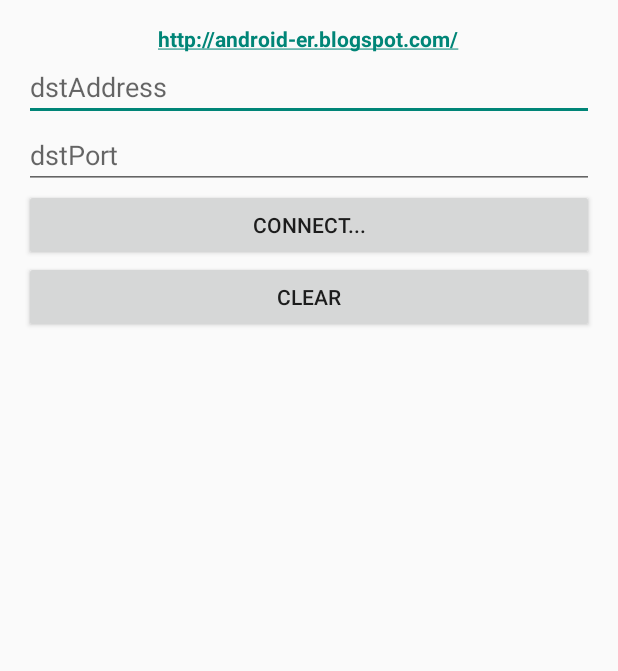
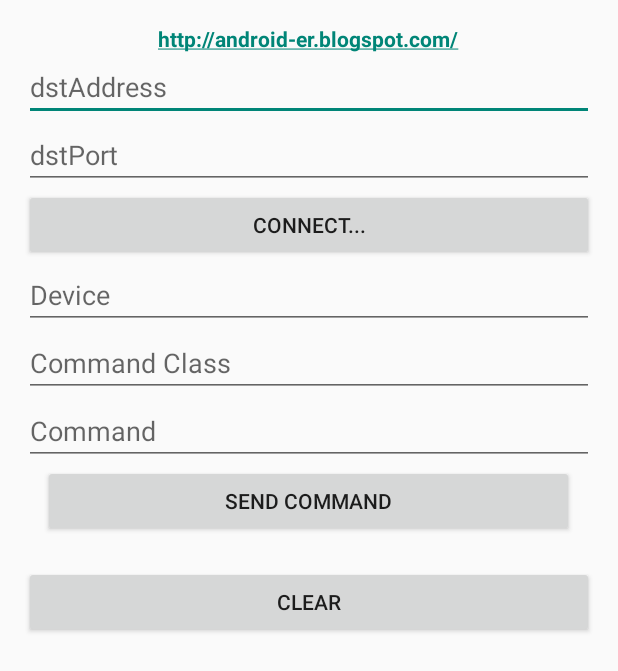
Before and after one commit to Z-Home/capstone, an Android app: the screen it shows after launch (MainActivity), on a phone screen of 412 x 824 dp. Shown: the top 671 px of the screen. Run offline under Robolectric (Android 15) with nearby library versions, the phone set to English and light mode, and no system bars.

Commit message:
Added command text fields.

```diff
--- a/Android/JSONCommunicationTest/JSONCommunicationTest/src/main/java/com/broccard/jsoncommunicationtest/jsoncommunicationtest/MainActivity.java
+++ b/Android/JSONCommunicationTest/JSONCommunicationTest/src/main/java/com/broccard/jsoncommunicationtest/jsoncommunicationtest/MainActivity.java
@@ -19,10 +19,13 @@ import  	android.os.Handler;
 public class MainActivity extends Activity {
 
     TextView textResponse;
-    EditText editTextAddress, editTextPort;
-    Button buttonConnect, buttonClear;
+    EditText editTextAddress, editTextPort, editTextDevice, editTextCommandClass, editTextCommand;
+    Button buttonConnect, buttonClear, buttonSendCommand;
+    boolean hasCommandButtonBeenPressed = false;
 
     final Handler handler = new Handler();
+
+    JSONObject json;
 
     @Override
     protected void onCreate(Bundle savedInstanceState) {
@@ -31,8 +34,12 @@ public class MainActivity extends Activity {
 
         editTextAddress = (EditText)findViewById(R.id.address);
         editTextPort = (EditText)findViewById(R.id.port);
+        editTextDevice = (EditText)findViewById(R.id.editTextDevice);
+        editTextCommandClass = (EditText)findViewById(R.id.editTextCommandClass);
+        editTextCommand = (EditText)findViewById(R.id.editTextCommand);
         buttonConnect = (Button)findViewById(R.id.connect);
         buttonClear = (Button)findViewById(R.id.clear);
+        buttonSendCommand = (Button)findViewById(R.id.buttonSendCommand);
         textResponse = (TextView)findViewById(R.id.response);
 
         buttonConnect.setOnClickListener(buttonConnectOnClickListener);
@@ -43,6 +50,28 @@ public class MainActivity extends Activity {
             public void onClick(View v) {
                 textResponse.setText("");
             }});
+
+        buttonSendCommand.setOnClickListener(new View.OnClickListener() {
+            public void onClick(View v) {
+                json = new JSONObject();
+                hasCommandButtonBeenPressed = true;
+                if(editTextCommand.getText() != null && editTextCommandClass.getText() != null && editTextCommand.getText() != null){
+                    try {
+                        json.put("Device", editTextCommand.getText());
+                        json.put("CommandClass", editTextCommandClass.getText());
+                        json.put("Command", editTextCommand.getText());
+                        System.out.println("Send Command Button clicked. JSON is: " + json.toString());
+                    } catch (JSONException e) {
+                        e.printStackTrace();
+                    }
+                }
+            }
+        });
+
+    }
+
+    public JSONObject getJson(){
+        return json;
     }
 
     OnClickListener buttonConnectOnClickListener =
@@ -62,6 +91,7 @@ public class MainActivity extends Activity {
         int dstPort;
         String response = "";
         Socket socket = null;
+        final Handler clientThreadHandler = new Handler();
 
         MyClientTask(String addr, int port){
             dstAddress = addr;
@@ -71,15 +101,9 @@ public class MainActivity extends Activity {
         @Override
         protected Void doInBackground(Void... arg0) {
 
-
-            JSONObject json = null;
-
             try {
                 //Create socket connection
                 socket = new Socket(dstAddress, dstPort);
-
-                //Send json command
-                sendMessage();
 
                 //setup stream to receive responses from server
                 ByteArrayOutputStream byteArrayOutputStream =
@@ -102,12 +126,15 @@ public class MainActivity extends Activity {
                         public void run(){
                             //Update your view here
                             textResponse.setText(response);
+                            System.out.println("In client thread. In handler.");
+                            if(hasCommandButtonBeenPressed){
+                                System.out.println("In client thread. Button Pressed. Sending message.");
+                                sendMessage(getJson());
+                                hasCommandButtonBeenPressed = false;
+                            }
                         }
                     });
                 }
-
-
-
             } catch (UnknownHostException e) {
                 e.printStackTrace();
                 response = "UnknownHostException: " + e.toString();
@@ -127,15 +154,8 @@ public class MainActivity extends Activity {
             return null;
         }
 
-        private void sendMessage() {
-           JSONObject json = new JSONObject();
-            try {
-                json.put("Device", "3");
-                json.put("CommandClass", "37");
-                json.put("Command", "1");
-            } catch (JSONException e) {
-                e.printStackTrace();
-            }
+        private void sendMessage(JSONObject json) {
+            System.out.println("Sending Message. JSON is: " + json.toString());
             try	{
                 BufferedWriter out = new BufferedWriter(new OutputStreamWriter(
                         socket.getOutputStream()));
--- a/Android/JSONCommunicationTest/JSONCommunicationTest/src/main/res/layout/activity_main.xml
+++ b/Android/JSONCommunicationTest/JSONCommunicationTest/src/main/res/layout/activity_main.xml
@@ -26,19 +26,48 @@
         android:layout_width="match_parent"
         android:layout_height="wrap_content"
         android:hint="dstPort" />
+
     <Button
         android:id="@+id/connect"
         android:layout_width="match_parent"
         android:layout_height="wrap_content"
         android:text="Connect..."/>
+
+    <EditText
+        android:layout_width="match_parent"
+        android:layout_height="wrap_content"
+        android:id="@+id/editTextDevice"
+        android:hint="Device" />
+
+    <EditText
+        android:layout_width="match_parent"
+        android:layout_height="wrap_content"
+        android:id="@+id/editTextCommandClass"
+        android:hint="Command Class" />
+
+    <EditText
+        android:layout_width="match_parent"
+        android:layout_height="wrap_content"
+        android:id="@+id/editTextCommand"
+        android:layout_gravity="center_horizontal"
+        android:hint="Command" />
+
+    <Button
+        android:layout_width="354dp"
+        android:layout_height="wrap_content"
+        android:text="Send Command"
+        android:id="@+id/buttonSendCommand"
+        android:layout_gravity="center_horizontal" />
+
+    <TextView
+        android:id="@+id/response"
+        android:layout_width="wrap_content"
+        android:layout_height="wrap_content"/>
+
     <Button
         android:id="@+id/clear"
         android:layout_width="match_parent"
         android:layout_height="wrap_content"
         android:text="Clear"/>
-    <TextView
-        android:id="@+id/response"
-        android:layout_width="wrap_content"
-        android:layout_height="wrap_content"/>
 
 </LinearLayout>
```
